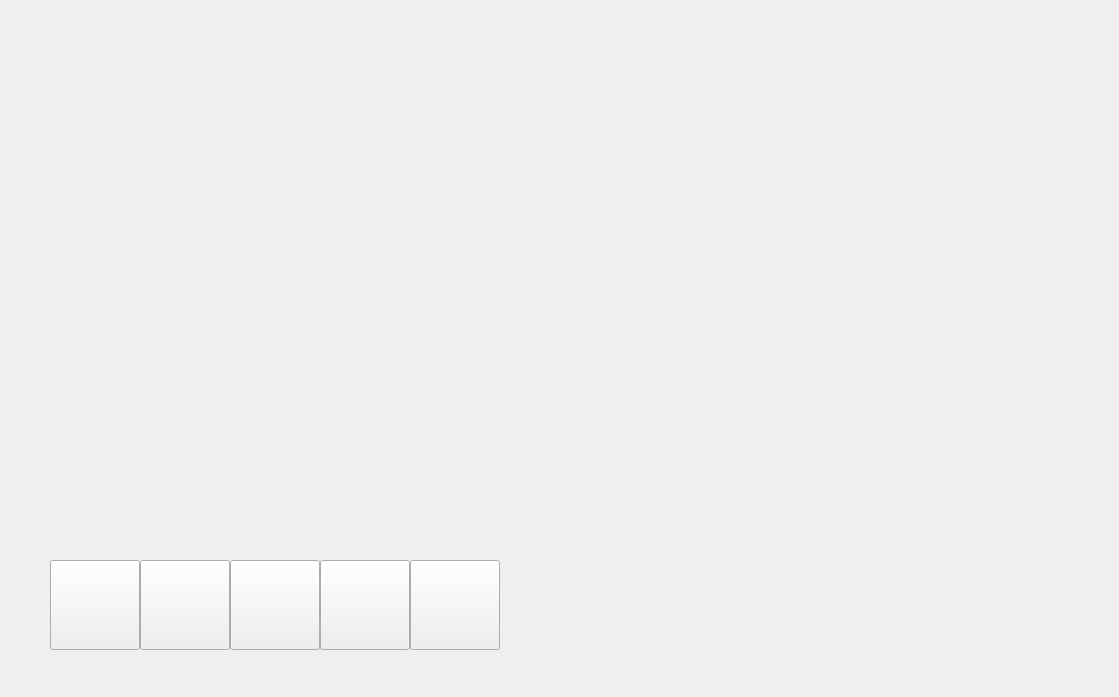
leeyanleryan/Board-Games, file Chess (C++)/Chess/chess.ui: the form before one commit.
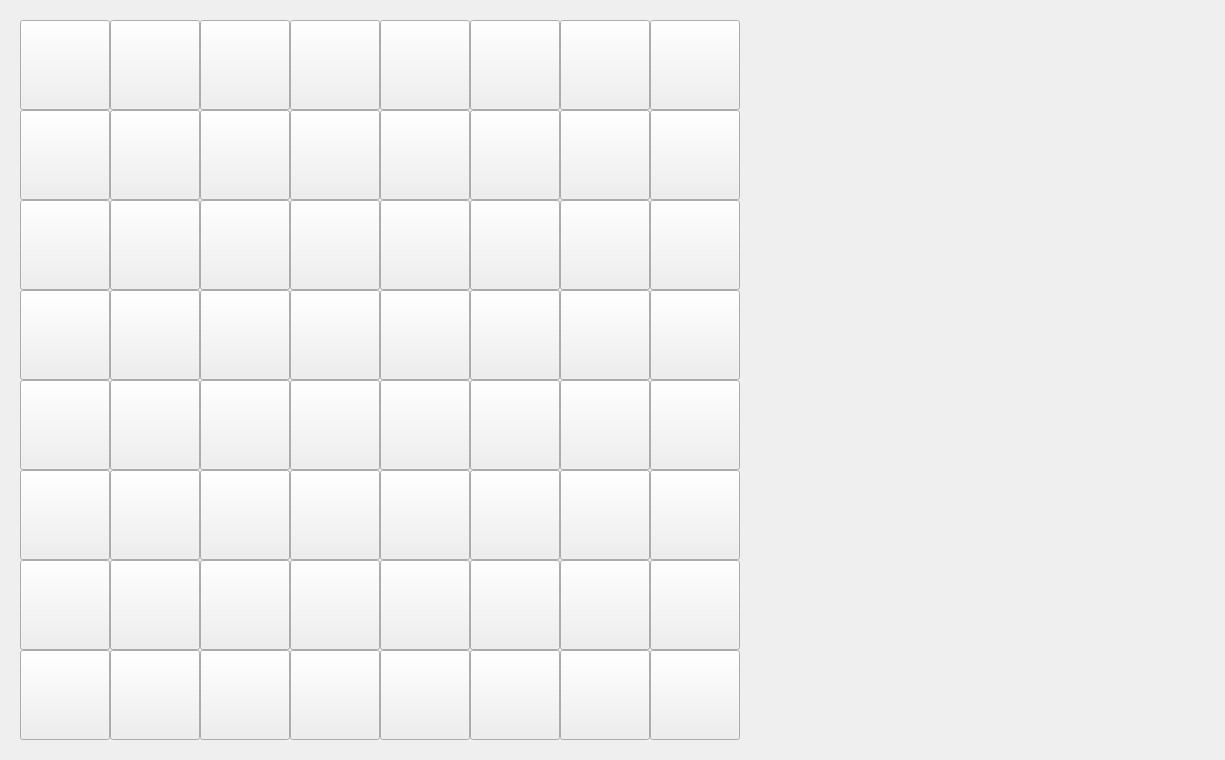
The form after the commit. The open tabs and pages were chosen to show the change.

Commit message: good stuff so far

What changed in the file:
```diff
--- a/Chess (C++)/Chess/chess.ui
+++ b/Chess (C++)/Chess/chess.ui
@@ -6,8 +6,8 @@
    <rect>
     <x>0</x>
     <y>0</y>
-    <width>1119</width>
-    <height>697</height>
+    <width>1225</width>
+    <height>760</height>
    </rect>
   </property>
   <property name="windowTitle">
@@ -17,10 +17,10 @@
    <widget class="QStackedWidget" name="stackedWidget">
     <property name="geometry">
      <rect>
-      <x>770</x>
+      <x>790</x>
       <y>10</y>
-      <width>341</width>
-      <height>681</height>
+      <width>420</width>
+      <height>740</height>
      </rect>
     </property>
     <property name="currentIndex">
@@ -30,73 +30,862 @@
     <widget class="QWidget" name="PlayerSetup"/>
     <widget class="QWidget" name="ChessGame"/>
    </widget>
-   <widget class="QPushButton" name="pushButton_5">
+   <widget class="QStackedWidget" name="board">
     <property name="geometry">
      <rect>
-      <x>410</x>
-      <y>560</y>
-      <width>90</width>
-      <height>90</height>
+      <x>10</x>
+      <y>10</y>
+      <width>740</width>
+      <height>740</height>
      </rect>
     </property>
-    <property name="text">
-     <string/>
-    </property>
-   </widget>
-   <widget class="QPushButton" name="pushButton_2">
-    <property name="geometry">
-     <rect>
-      <x>140</x>
-      <y>560</y>
-      <width>90</width>
-      <height>90</height>
-     </rect>
-    </property>
-    <property name="text">
-     <string/>
-    </property>
-   </widget>
-   <widget class="QPushButton" name="pushButton_3">
-    <property name="geometry">
-     <rect>
-      <x>230</x>
-      <y>560</y>
-      <width>90</width>
-      <height>90</height>
-     </rect>
-    </property>
-    <property name="text">
-     <string/>
-    </property>
-   </widget>
-   <widget class="QPushButton" name="pushButton_4">
-    <property name="geometry">
-     <rect>
-      <x>320</x>
-      <y>560</y>
-      <width>90</width>
-      <height>90</height>
-     </rect>
-    </property>
-    <property name="text">
-     <string/>
-    </property>
-   </widget>
-   <widget class="QPushButton" name="pushButton_1">
-    <property name="geometry">
-     <rect>
-      <x>50</x>
-      <y>560</y>
-      <width>90</width>
-      <height>90</height>
-     </rect>
-    </property>
-    <property name="layoutDirection">
-     <enum>Qt::LayoutDirection::LeftToRight</enum>
-    </property>
-    <property name="text">
-     <string/>
-    </property>
+    <widget class="QWidget" name="whiteView">
+     <widget class="QPushButton" name="pushButton_64">
+      <property name="geometry">
+       <rect>
+        <x>640</x>
+        <y>10</y>
+        <width>90</width>
+        <height>90</height>
+       </rect>
+      </property>
+      <property name="text">
+       <string/>
+      </property>
+     </widget>
+     <widget class="QPushButton" name="pushButton_37">
+      <property name="geometry">
+       <rect>
+        <x>370</x>
+        <y>280</y>
+        <width>90</width>
+        <height>90</height>
+       </rect>
+      </property>
+      <property name="text">
+       <string/>
+      </property>
+     </widget>
+     <widget class="QPushButton" name="pushButton_31">
+      <property name="geometry">
+       <rect>
+        <x>550</x>
+        <y>370</y>
+        <width>90</width>
+        <height>90</height>
+       </rect>
+      </property>
+      <property name="layoutDirection">
+       <enum>Qt::LayoutDirection::LeftToRight</enum>
+      </property>
+      <property name="text">
+       <string/>
+      </property>
+     </widget>
+     <widget class="QPushButton" name="pushButton_2">
+      <property name="geometry">
+       <rect>
+        <x>100</x>
+        <y>640</y>
+        <width>90</width>
+        <height>90</height>
+       </rect>
+      </property>
+      <property name="text">
+       <string/>
+      </property>
+     </widget>
+     <widget class="QPushButton" name="pushButton_33">
+      <property name="geometry">
+       <rect>
+        <x>10</x>
+        <y>280</y>
+        <width>90</width>
+        <height>90</height>
+       </rect>
+      </property>
+      <property name="text">
+       <string/>
+      </property>
+     </widget>
+     <widget class="QPushButton" name="pushButton_62">
+      <property name="geometry">
+       <rect>
+        <x>460</x>
+        <y>10</y>
+        <width>90</width>
+        <height>90</height>
+       </rect>
+      </property>
+      <property name="text">
+       <string/>
+      </property>
+     </widget>
+     <widget class="QPushButton" name="pushButton_13">
+      <property name="geometry">
+       <rect>
+        <x>370</x>
+        <y>550</y>
+        <width>90</width>
+        <height>90</height>
+       </rect>
+      </property>
+      <property name="text">
+       <string/>
+      </property>
+     </widget>
+     <widget class="QPushButton" name="pushButton_8">
+      <property name="geometry">
+       <rect>
+        <x>640</x>
+        <y>640</y>
+        <width>90</width>
+        <height>90</height>
+       </rect>
+      </property>
+      <property name="text">
+       <string/>
+      </property>
+     </widget>
+     <widget class="QPushButton" name="pushButton_48">
+      <property name="geometry">
+       <rect>
+        <x>640</x>
+        <y>190</y>
+        <width>90</width>
+        <height>90</height>
+       </rect>
+      </property>
+      <property name="text">
+       <string/>
+      </property>
+     </widget>
+     <widget class="QPushButton" name="pushButton_18">
+      <property name="geometry">
+       <rect>
+        <x>100</x>
+        <y>460</y>
+        <width>90</width>
+        <height>90</height>
+       </rect>
+      </property>
+      <property name="text">
+       <string/>
+      </property>
+     </widget>
+     <widget class="QPushButton" name="pushButton_54">
+      <property name="geometry">
+       <rect>
+        <x>460</x>
+        <y>100</y>
+        <width>90</width>
+        <height>90</height>
+       </rect>
+      </property>
+      <property name="text">
+       <string/>
+      </property>
+     </widget>
+     <widget class="QPushButton" name="pushButton_63">
+      <property name="geometry">
+       <rect>
+        <x>550</x>
+        <y>10</y>
+        <width>90</width>
+        <height>90</height>
+       </rect>
+      </property>
+      <property name="text">
+       <string/>
+      </property>
+     </widget>
+     <widget class="QPushButton" name="pushButton_20">
+      <property name="geometry">
+       <rect>
+        <x>280</x>
+        <y>460</y>
+        <width>90</width>
+        <height>90</height>
+       </rect>
+      </property>
+      <property name="text">
+       <string/>
+      </property>
+     </widget>
+     <widget class="QPushButton" name="pushButton_26">
+      <property name="geometry">
+       <rect>
+        <x>100</x>
+        <y>370</y>
+        <width>90</width>
+        <height>90</height>
+       </rect>
+      </property>
+      <property name="text">
+       <string/>
+      </property>
+     </widget>
+     <widget class="QPushButton" name="pushButton_30">
+      <property name="geometry">
+       <rect>
+        <x>460</x>
+        <y>370</y>
+        <width>90</width>
+        <height>90</height>
+       </rect>
+      </property>
+      <property name="text">
+       <string/>
+      </property>
+     </widget>
+     <widget class="QPushButton" name="pushButton_3">
+      <property name="geometry">
+       <rect>
+        <x>190</x>
+        <y>640</y>
+        <width>90</width>
+        <height>90</height>
+       </rect>
+      </property>
+      <property name="text">
+       <string/>
+      </property>
+     </widget>
+     <widget class="QPushButton" name="pushButton_4">
+      <property name="geometry">
+       <rect>
+        <x>280</x>
+        <y>640</y>
+        <width>90</width>
+        <height>90</height>
+       </rect>
+      </property>
+      <property name="text">
+       <string/>
+      </property>
+     </widget>
+     <widget class="QPushButton" name="pushButton_22">
+      <property name="geometry">
+       <rect>
+        <x>460</x>
+        <y>460</y>
+        <width>90</width>
+        <height>90</height>
+       </rect>
+      </property>
+      <property name="text">
+       <string/>
+      </property>
+     </widget>
+     <widget class="QPushButton" name="pushButton_45">
+      <property name="geometry">
+       <rect>
+        <x>370</x>
+        <y>190</y>
+        <width>90</width>
+        <height>90</height>
+       </rect>
+      </property>
+      <property name="text">
+       <string/>
+      </property>
+     </widget>
+     <widget class="QPushButton" name="pushButton_5">
+      <property name="geometry">
+       <rect>
+        <x>370</x>
+        <y>640</y>
+        <width>90</width>
+        <height>90</height>
+       </rect>
+      </property>
+      <property name="text">
+       <string/>
+      </property>
+     </widget>
+     <widget class="QPushButton" name="pushButton_49">
+      <property name="geometry">
+       <rect>
+        <x>10</x>
+        <y>100</y>
+        <width>90</width>
+        <height>90</height>
+       </rect>
+      </property>
+      <property name="text">
+       <string/>
+      </property>
+     </widget>
+     <widget class="QPushButton" name="pushButton_39">
+      <property name="geometry">
+       <rect>
+        <x>550</x>
+        <y>280</y>
+        <width>90</width>
+        <height>90</height>
+       </rect>
+      </property>
+      <property name="text">
+       <string/>
+      </property>
+     </widget>
+     <widget class="QPushButton" name="pushButton_29">
+      <property name="geometry">
+       <rect>
+        <x>370</x>
+        <y>370</y>
+        <width>90</width>
+        <height>90</height>
+       </rect>
+      </property>
+      <property name="text">
+       <string/>
+      </property>
+     </widget>
+     <widget class="QPushButton" name="pushButton_10">
+      <property name="geometry">
+       <rect>
+        <x>100</x>
+        <y>550</y>
+        <width>90</width>
+        <height>90</height>
+       </rect>
+      </property>
+      <property name="text">
+       <string/>
+      </property>
+     </widget>
+     <widget class="QPushButton" name="pushButton_52">
+      <property name="geometry">
+       <rect>
+        <x>280</x>
+        <y>100</y>
+        <width>90</width>
+        <height>90</height>
+       </rect>
+      </property>
+      <property name="text">
+       <string/>
+      </property>
+     </widget>
+     <widget class="QPushButton" name="pushButton_19">
+      <property name="geometry">
+       <rect>
+        <x>190</x>
+        <y>460</y>
+        <width>90</width>
+        <height>90</height>
+       </rect>
+      </property>
+      <property name="text">
+       <string/>
+      </property>
+     </widget>
+     <widget class="QPushButton" name="pushButton_16">
+      <property name="geometry">
+       <rect>
+        <x>640</x>
+        <y>550</y>
+        <width>90</width>
+        <height>90</height>
+       </rect>
+      </property>
+      <property name="text">
+       <string/>
+      </property>
+     </widget>
+     <widget class="QPushButton" name="pushButton_17">
+      <property name="geometry">
+       <rect>
+        <x>10</x>
+        <y>460</y>
+        <width>90</width>
+        <height>90</height>
+       </rect>
+      </property>
+      <property name="text">
+       <string/>
+      </property>
+     </widget>
+     <widget class="QPushButton" name="pushButton_23">
+      <property name="geometry">
+       <rect>
+        <x>550</x>
+        <y>460</y>
+        <width>90</width>
+        <height>90</height>
+       </rect>
+      </property>
+      <property name="text">
+       <string/>
+      </property>
+     </widget>
+     <widget class="QPushButton" name="pushButton_43">
+      <property name="geometry">
+       <rect>
+        <x>190</x>
+        <y>190</y>
+        <width>90</width>
+        <height>90</height>
+       </rect>
+      </property>
+      <property name="text">
+       <string/>
+      </property>
+     </widget>
+     <widget class="QPushButton" name="pushButton_28">
+      <property name="geometry">
+       <rect>
+        <x>280</x>
+        <y>370</y>
+        <width>90</width>
+        <height>90</height>
+       </rect>
+      </property>
+      <property name="layoutDirection">
+       <enum>Qt::LayoutDirection::LeftToRight</enum>
+      </property>
+      <property name="text">
+       <string/>
+      </property>
+     </widget>
+     <widget class="QPushButton" name="pushButton_56">
+      <property name="geometry">
+       <rect>
+        <x>640</x>
+        <y>100</y>
+        <width>90</width>
+        <height>90</height>
+       </rect>
+      </property>
+      <property name="text">
+       <string/>
+      </property>
+     </widget>
+     <widget class="QPushButton" name="pushButton_60">
+      <property name="geometry">
+       <rect>
+        <x>280</x>
+        <y>10</y>
+        <width>90</width>
+        <height>90</height>
+       </rect>
+      </property>
+      <property name="text">
+       <string/>
+      </property>
+     </widget>
+     <widget class="QPushButton" name="pushButton_11">
+      <property name="geometry">
+       <rect>
+        <x>190</x>
+        <y>550</y>
+        <width>90</width>
+        <height>90</height>
+       </rect>
+      </property>
+      <property name="text">
+       <string/>
+      </property>
+     </widget>
+     <widget class="QPushButton" name="pushButton_7">
+      <property name="geometry">
+       <rect>
+        <x>550</x>
+        <y>640</y>
+        <width>90</width>
+        <height>90</height>
+       </rect>
+      </property>
+      <property name="text">
+       <string/>
+      </property>
+     </widget>
+     <widget class="QPushButton" name="pushButton_55">
+      <property name="geometry">
+       <rect>
+        <x>550</x>
+        <y>100</y>
+        <width>90</width>
+        <height>90</height>
+       </rect>
+      </property>
+      <property name="text">
+       <string/>
+      </property>
+     </widget>
+     <widget class="QPushButton" name="pushButton_41">
+      <property name="geometry">
+       <rect>
+        <x>10</x>
+        <y>190</y>
+        <width>90</width>
+        <height>90</height>
+       </rect>
+      </property>
+      <property name="text">
+       <string/>
+      </property>
+     </widget>
+     <widget class="QPushButton" name="pushButton_34">
+      <property name="geometry">
+       <rect>
+        <x>100</x>
+        <y>280</y>
+        <width>90</width>
+        <height>90</height>
+       </rect>
+      </property>
+      <property name="text">
+       <string/>
+      </property>
+     </widget>
+     <widget class="QPushButton" name="pushButton_14">
+      <property name="geometry">
+       <rect>
+        <x>460</x>
+        <y>550</y>
+        <width>90</width>
+        <height>90</height>
+       </rect>
+      </property>
+      <property name="text">
+       <string/>
+      </property>
+     </widget>
+     <widget class="QPushButton" name="pushButton_44">
+      <property name="geometry">
+       <rect>
+        <x>280</x>
+        <y>190</y>
+        <width>90</width>
+        <height>90</height>
+       </rect>
+      </property>
+      <property name="text">
+       <string/>
+      </property>
+     </widget>
+     <widget class="QPushButton" name="pushButton_42">
+      <property name="geometry">
+       <rect>
+        <x>100</x>
+        <y>190</y>
+        <width>90</width>
+        <height>90</height>
+       </rect>
+      </property>
+      <property name="text">
+       <string/>
+      </property>
+     </widget>
+     <widget class="QPushButton" name="pushButton_1">
+      <property name="geometry">
+       <rect>
+        <x>10</x>
+        <y>640</y>
+        <width>90</width>
+        <height>90</height>
+       </rect>
+      </property>
+      <property name="layoutDirection">
+       <enum>Qt::LayoutDirection::LeftToRight</enum>
+      </property>
+      <property name="text">
+       <string/>
+      </property>
+     </widget>
+     <widget class="QPushButton" name="pushButton_38">
+      <property name="geometry">
+       <rect>
+        <x>460</x>
+        <y>280</y>
+        <width>90</width>
+        <height>90</height>
+       </rect>
+      </property>
+      <property name="text">
+       <string/>
+      </property>
+     </widget>
+     <widget class="QPushButton" name="pushButton_6">
+      <property name="geometry">
+       <rect>
+        <x>460</x>
+        <y>640</y>
+        <width>90</width>
+        <height>90</height>
+       </rect>
+      </property>
+      <property name="text">
+       <string/>
+      </property>
+     </widget>
+     <widget class="QPushButton" name="pushButton_46">
+      <property name="geometry">
+       <rect>
+        <x>460</x>
+        <y>190</y>
+        <width>90</width>
+        <height>90</height>
+       </rect>
+      </property>
+      <property name="text">
+       <string/>
+      </property>
+     </widget>
+     <widget class="QPushButton" name="pushButton_40">
+      <property name="geometry">
+       <rect>
+        <x>640</x>
+        <y>280</y>
+        <width>90</width>
+        <height>90</height>
+       </rect>
+      </property>
+      <property name="text">
+       <string/>
+      </property>
+     </widget>
+     <widget class="QPushButton" name="pushButton_47">
+      <property name="geometry">
+       <rect>
+        <x>550</x>
+        <y>190</y>
+        <width>90</width>
+        <height>90</height>
+       </rect>
+      </property>
+      <property name="text">
+       <string/>
+      </property>
+     </widget>
+     <widget class="QPushButton" name="pushButton_51">
+      <property name="geometry">
+       <rect>
+        <x>190</x>
+        <y>100</y>
+        <width>90</width>
+        <height>90</height>
+       </rect>
+      </property>
+      <property name="text">
+       <string/>
+      </property>
+     </widget>
+     <widget class="QPushButton" name="pushButton_57">
+      <property name="geometry">
+       <rect>
+        <x>10</x>
+        <y>10</y>
+        <width>90</width>
+        <height>90</height>
+       </rect>
+      </property>
+      <property name="text">
+       <string/>
+      </property>
+     </widget>
+     <widget class="QPushButton" name="pushButton_61">
+      <property name="geometry">
+       <rect>
+        <x>370</x>
+        <y>10</y>
+        <width>90</width>
+        <height>90</height>
+       </rect>
+      </property>
+      <property name="text">
+       <string/>
+      </property>
+     </widget>
+     <widget class="QPushButton" name="pushButton_32">
+      <property name="geometry">
+       <rect>
+        <x>640</x>
+        <y>370</y>
+        <width>90</width>
+        <height>90</height>
+       </rect>
+      </property>
+      <property name="text">
+       <string/>
+      </property>
+     </widget>
+     <widget class="QPushButton" name="pushButton_59">
+      <property name="geometry">
+       <rect>
+        <x>190</x>
+        <y>10</y>
+        <width>90</width>
+        <height>90</height>
+       </rect>
+      </property>
+      <property name="text">
+       <string/>
+      </property>
+     </widget>
+     <widget class="QPushButton" name="pushButton_58">
+      <property name="geometry">
+       <rect>
+        <x>100</x>
+        <y>10</y>
+        <width>90</width>
+        <height>90</height>
+       </rect>
+      </property>
+      <property name="text">
+       <string/>
+      </property>
+     </widget>
+     <widget class="QPushButton" name="pushButton_50">
+      <property name="geometry">
+       <rect>
+        <x>100</x>
+        <y>100</y>
+        <width>90</width>
+        <height>90</height>
+       </rect>
+      </property>
+      <property name="text">
+       <string/>
+      </property>
+     </widget>
+     <widget class="QPushButton" name="pushButton_12">
+      <property name="geometry">
+       <rect>
+        <x>280</x>
+        <y>550</y>
+        <width>90</width>
+        <height>90</height>
+       </rect>
+      </property>
+      <property name="text">
+       <string/>
+      </property>
+     </widget>
+     <widget class="QPushButton" name="pushButton_24">
+      <property name="geometry">
+       <rect>
+        <x>640</x>
+        <y>460</y>
+        <width>90</width>
+        <height>90</height>
+       </rect>
+      </property>
+      <property name="text">
+       <string/>
+      </property>
+     </widget>
+     <widget class="QPushButton" name="pushButton_25">
+      <property name="geometry">
+       <rect>
+        <x>10</x>
+        <y>370</y>
+        <width>90</width>
+        <height>90</height>
+       </rect>
+      </property>
+      <property name="text">
+       <string/>
+      </property>
+     </widget>
+     <widget class="QPushButton" name="pushButton_36">
+      <property name="geometry">
+       <rect>
+        <x>280</x>
+        <y>280</y>
+        <width>90</width>
+        <height>90</height>
+       </rect>
+      </property>
+      <property name="text">
+       <string/>
+      </property>
+     </widget>
+     <widget class="QPushButton" name="pushButton_15">
+      <property name="geometry">
+       <rect>
+        <x>550</x>
+        <y>550</y>
+        <width>90</width>
+        <height>90</height>
+       </rect>
+      </property>
+      <property name="layoutDirection">
+       <enum>Qt::LayoutDirection::LeftToRight</enum>
+      </property>
+      <property name="text">
+       <string/>
+      </property>
+     </widget>
+     <widget class="QPushButton" name="pushButton_9">
+      <property name="geometry">
+       <rect>
+        <x>10</x>
+        <y>550</y>
+        <width>90</width>
+        <height>90</height>
+       </rect>
+      </property>
+      <property name="text">
+       <string/>
+      </property>
+     </widget>
+     <widget class="QPushButton" name="pushButton_53">
+      <property name="geometry">
+       <rect>
+        <x>370</x>
+        <y>100</y>
+        <width>90</width>
+        <height>90</height>
+       </rect>
+      </property>
+      <property name="text">
+       <string/>
+      </property>
+     </widget>
+     <widget class="QPushButton" name="pushButton_21">
+      <property name="geometry">
+       <rect>
+        <x>370</x>
+        <y>460</y>
+        <width>90</width>
+        <height>90</height>
+       </rect>
+      </property>
+      <property name="text">
+       <string/>
+      </property>
+     </widget>
+     <widget class="QPushButton" name="pushButton_35">
+      <property name="geometry">
+       <rect>
+        <x>190</x>
+        <y>280</y>
+        <width>90</width>
+        <height>90</height>
+       </rect>
+      </property>
+      <property name="text">
+       <string/>
+      </property>
+     </widget>
+     <widget class="QPushButton" name="pushButton_27">
+      <property name="geometry">
+       <rect>
+        <x>190</x>
+        <y>370</y>
+        <width>90</width>
+        <height>90</height>
+       </rect>
+      </property>
+      <property name="text">
+       <string/>
+      </property>
+     </widget>
+    </widget>
+    <widget class="QWidget" name="blackView"/>
    </widget>
   </widget>
  </widget>
```
Left out of the diff: 4 changed lines with no effect on the pictures. The commit also changes 2 other files.
